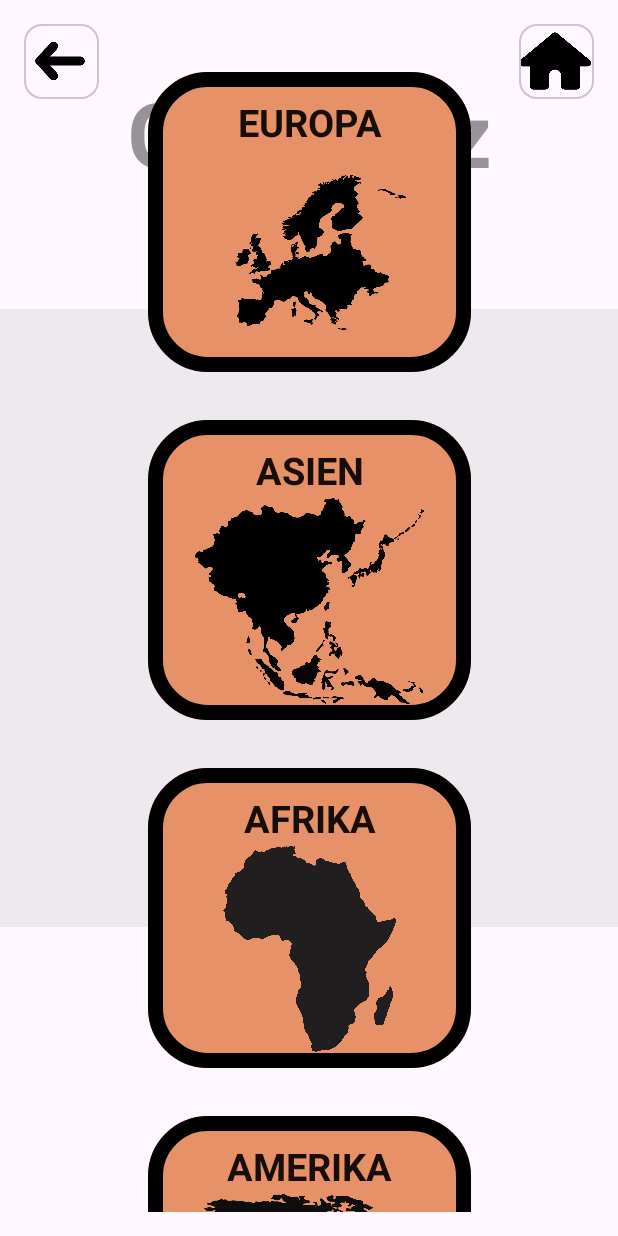
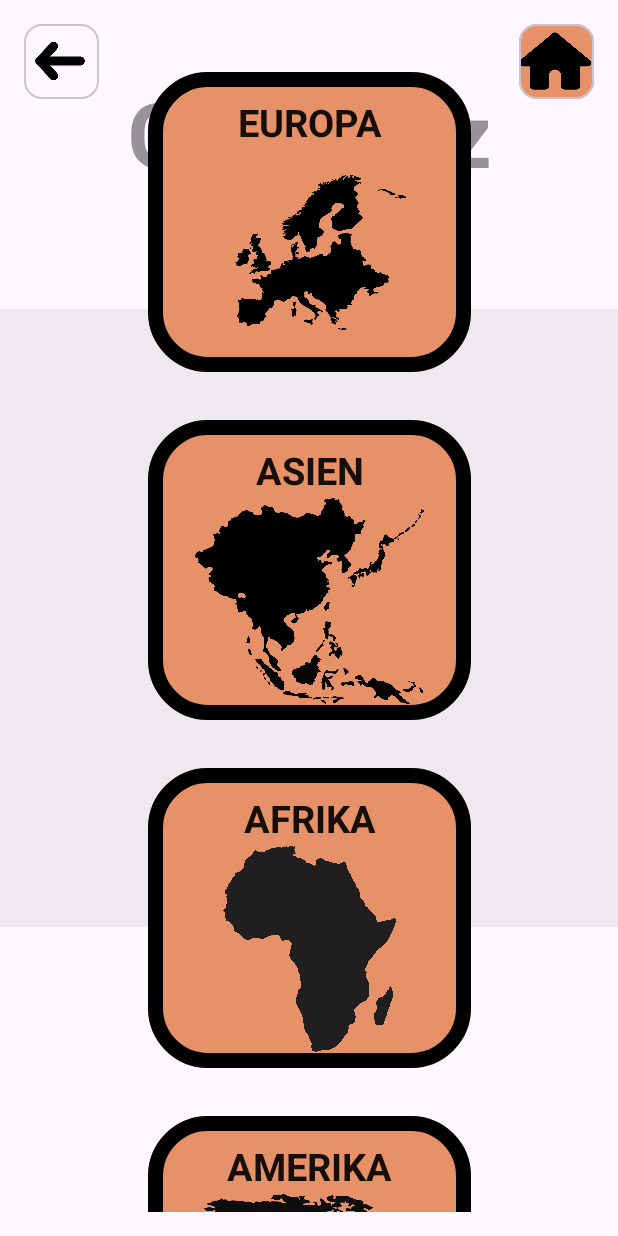
Before and after one commit to Sedat-Duentas/android-abschluss-Sedat-Duentas, an Android app: the ContinentsFragment screen opened through its navigation route, on a phone screen of 412 x 824 dp. Run offline under Robolectric (Android 15) with nearby library versions, the phone set to English and light mode, and no system bars; our stand-ins replace data binding.

Commit message:
RecyclerView3

```diff
--- a/app/src/main/java/com/example/laenderapp/ui/HomeFragment.kt
+++ b/app/src/main/java/com/example/laenderapp/ui/HomeFragment.kt
@@ -23,6 +23,11 @@ class HomeFragment : Fragment() {
     }
 
     override fun onViewCreated(view: View, savedInstanceState: Bundle?) {
+
+        binding.accountIcon.setOnClickListener {
+            findNavController().navigate(HomeFragmentDirections.actionHomeFragmentToLogFragment())
+        }
+
         binding.homeCardViewNewGame.setOnClickListener {
             findNavController().navigate(HomeFragmentDirections.actionHomeFragmentToGameSelectionFragment())
         }
--- a/app/src/main/res/layout/fragment_continents.xml
+++ b/app/src/main/res/layout/fragment_continents.xml
@@ -57,17 +57,13 @@
             tools:itemCount="4"
             tools:listitem="@layout/item_layout" />
 
-        <androidx.constraintlayout.widget.ConstraintLayout
+            <com.google.android.material.card.MaterialCardView
+                android:id="@+id/mc_arrow_left"
                 android:layout_width="50dp"
                 android:layout_height="50dp"
                 android:layout_margin="16dp"
                 app:layout_constraintStart_toStartOf="parent"
                 app:layout_constraintTop_toTopOf="parent">
-
-            <com.google.android.material.card.MaterialCardView
-                android:id="@+id/mc_arrow_left"
-                android:layout_width="match_parent"
-                android:layout_height="match_parent">
 
                 <ImageView
                     android:id="@+id/imageView3"
@@ -79,19 +75,14 @@
 
             </com.google.android.material.card.MaterialCardView>
 
-        </androidx.constraintlayout.widget.ConstraintLayout>
-
-        <androidx.constraintlayout.widget.ConstraintLayout
+            <com.google.android.material.card.MaterialCardView
+                android:id="@+id/mc_continents_home"
                 android:layout_width="50dp"
                 android:layout_height="50dp"
                 android:layout_margin="16dp"
+                android:backgroundTint="@color/orange_light"
                 app:layout_constraintEnd_toEndOf="parent"
                 app:layout_constraintTop_toTopOf="parent">
-
-            <com.google.android.material.card.MaterialCardView
-                android:id="@+id/mc_continents_home"
-                android:layout_width="match_parent"
-                android:layout_height="match_parent">
 
                 <ImageView
                     android:id="@+id/imageView4"
@@ -104,7 +95,4 @@
 
         </androidx.constraintlayout.widget.ConstraintLayout>
 
-    </androidx.constraintlayout.widget.ConstraintLayout>
-
-
 </layout>
--- a/app/src/main/res/layout/fragment_log.xml
+++ b/app/src/main/res/layout/fragment_log.xml
@@ -26,7 +26,7 @@
             android:id="@+id/textView5"
             android:layout_width="wrap_content"
             android:layout_height="wrap_content"
-            android:layout_marginTop="28dp"
+            android:layout_marginTop="48dp"
             android:text="Geo Quiz"
             android:textColor="@color/black"
             android:textSize="60dp"
--- a/app/src/main/res/navigation/nav_graph.xml
+++ b/app/src/main/res/navigation/nav_graph.xml
@@ -14,6 +14,9 @@
         <action
             android:id="@+id/action_homeFragment_to_quizFragment"
             app:destination="@id/quizFragment" />
+        <action
+            android:id="@+id/action_homeFragment_to_logFragment"
+            app:destination="@id/logFragment" />
     </fragment>
     <fragment
         android:id="@+id/gameSelectionFragment"
```
Also changed, not shown: app/src/main/res/layout/fragment_game_selection.xml (+2 -9 lines), app/src/main/res/layout/fragment_home.xml (+21 -12 lines), app/src/main/res/drawable/accounticon.png (added), app/src/main/res/drawable/accountnew.png (added). Lines whose indentation alone changed are shown as unchanged.
